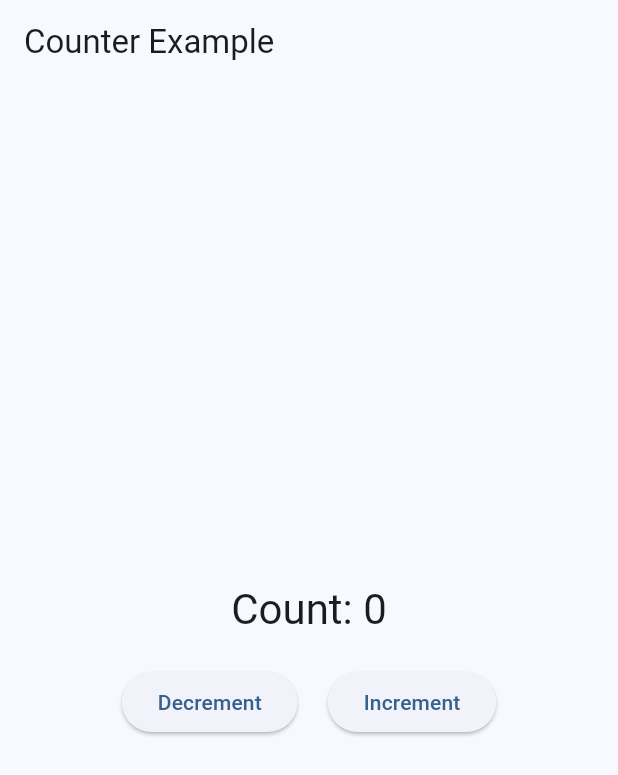
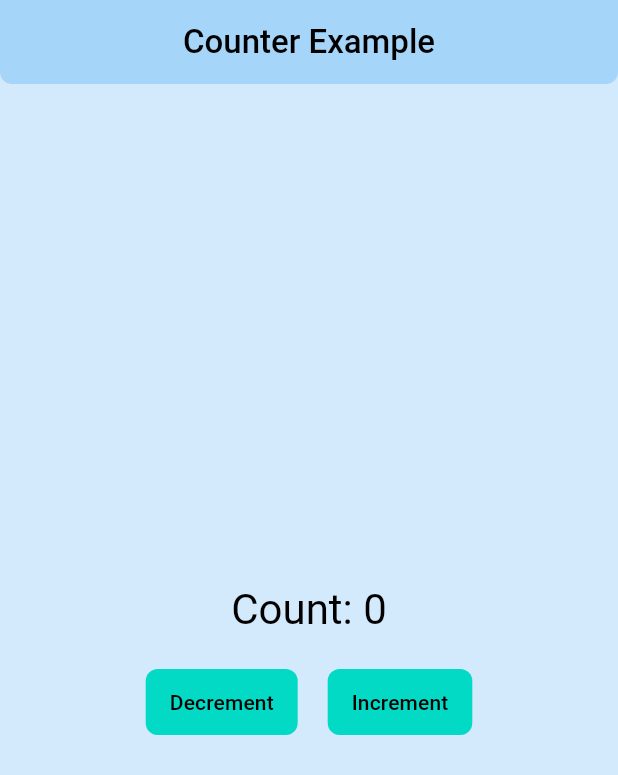
Before and after one commit to fabiobends/cribe, a Flutter app: the screen it shows after launch, on a phone screen of 412 x 824 dp. Shown: the top 775 px of the screen. Run offline on Flutter 3.47's test engine with Material 3 defaults, Android fonts, the phone set to English and light mode, and no system bars.

Commit message:
feat: add initial setup for typography and themes for light and dark mode

```diff
--- a/lib/main.dart
+++ b/lib/main.dart
@@ -2,6 +2,7 @@ import 'package:flutter/material.dart';
 import 'data/repositories/counter_repository.dart';
 import 'ui/counter/view_model/counter_view_model.dart';
 import 'ui/counter/widgets/counter_screen.dart';
+import 'ui/core/themes/app_theme.dart';
 
 void main() {
   runApp(const MyApp());
@@ -18,10 +19,8 @@ class MyApp extends StatelessWidget {
 
     return MaterialApp(
       title: 'Flutter Architecture Demo',
-      theme: ThemeData(
-        colorScheme: ColorScheme.fromSeed(seedColor: Colors.blue),
-        useMaterial3: true,
-      ),
+      theme: AppTheme.lightTheme,
+      darkTheme: AppTheme.darkTheme,
       home: CounterScreen(viewModel: counterViewModel),
     );
   }
--- /dev/null
+++ b/lib/ui/core/themes/app_colors.dart
@@ -0,0 +1,69 @@
+import 'package:flutter/material.dart';
+import 'theme_config.dart';
+import 'color_utils.dart';
+
+/// AppColors class provides a centralized place for all color definitions.
+/// To change the app's color scheme, just modify the values in ThemeConfig.
+class AppColors {
+  // Base Colors - Derived from ThemeConfig
+  static Color get basePrimary => ThemeConfig.primaryColor;
+  static Color get baseSecondary => ThemeConfig.secondaryColor;
+
+  // Light Theme Colors - Derived from base colors
+  static Color get lightPrimary => basePrimary;
+  static Color get lightOnPrimary =>
+      ColorUtils.getContrastingColor(lightPrimary);
+  static Color get lightSecondary => baseSecondary;
+  static Color get lightOnSecondary =>
+      ColorUtils.getContrastingColor(lightSecondary);
+  static Color get lightSurface => ColorUtils.lighten(basePrimary, 95);
+  static Color get lightOnSurface =>
+      ColorUtils.getContrastingColor(lightSurface);
+  static Color get lightSurfaceVariant => ColorUtils.lighten(basePrimary, 98);
+  static Color get lightOnSurfaceVariant =>
+      ColorUtils.getContrastingColor(lightSurfaceVariant);
+  static Color get lightError => ColorUtils.darken(Colors.red, 20);
+  static Color get lightOnError => Colors.white;
+
+  // Dark Theme Colors - Derived from base colors
+  static Color get darkPrimary => basePrimary.withAlpha(204); // 0.8 * 255 = 204
+  static Color get darkOnPrimary => ColorUtils.getContrastingColor(darkPrimary);
+  static Color get darkSecondary =>
+      baseSecondary.withAlpha(204); // 0.8 * 255 = 204
+  static Color get darkOnSecondary =>
+      ColorUtils.getContrastingColor(darkSecondary);
+  static Color get darkSurface => ColorUtils.darken(basePrimary, 80);
+  static Color get darkOnSurface => ColorUtils.getContrastingColor(darkSurface);
+  static Color get darkSurfaceVariant => ColorUtils.darken(basePrimary, 90);
+  static Color get darkOnSurfaceVariant =>
+      ColorUtils.getContrastingColor(darkSurfaceVariant);
+  static Color get darkError => ColorUtils.lighten(Colors.red, 20);
+  static Color get darkOnError => ColorUtils.getContrastingColor(darkError);
+
+  // Additional Colors (Common for both themes)
+  static Color get success => ColorUtils.lighten(Colors.green, 20);
+  static Color get warning => ColorUtils.lighten(Colors.orange, 20);
+  static Color get info => basePrimary.withAlpha(204); // 0.8 * 255 = 204
+
+  // Neutral Colors - Light Theme
+  static Color get lightNeutral100 => ColorUtils.lighten(basePrimary, 95);
+  static Color get lightNeutral200 => ColorUtils.lighten(basePrimary, 90);
+  static Color get lightNeutral300 => ColorUtils.lighten(basePrimary, 85);
+  static Color get lightNeutral400 => ColorUtils.lighten(basePrimary, 80);
+  static Color get lightNeutral500 => ColorUtils.lighten(basePrimary, 75);
+  static Color get lightNeutral600 => ColorUtils.lighten(basePrimary, 70);
+  static Color get lightNeutral700 => ColorUtils.lighten(basePrimary, 65);
+  static Color get lightNeutral800 => ColorUtils.lighten(basePrimary, 60);
+  static Color get lightNeutral900 => ColorUtils.lighten(basePrimary, 55);
+
+  // Neutral Colors - Dark Theme
+  static Color get darkNeutral100 => ColorUtils.darken(basePrimary, 55);
+  static Color get darkNeutral200 => ColorUtils.darken(basePrimary, 60);
+  static Color get darkNeutral300 => ColorUtils.darken(basePrimary, 65);
+  static Color get darkNeutral400 => ColorUtils.darken(basePrimary, 70);
+  static Color get darkNeutral500 => ColorUtils.darken(basePrimary, 75);
+  static Color get darkNeutral600 => ColorUtils.darken(basePrimary, 80);
+  static Color get darkNeutral700 => ColorUtils.darken(basePrimary, 85);
+  static Color get darkNeutral800 => ColorUtils.darken(basePrimary, 90);
+  static Color get darkNeutral900 => ColorUtils.darken(basePrimary, 95);
+}
--- /dev/null
+++ b/lib/ui/core/themes/app_theme.dart
@@ -0,0 +1,137 @@
+import 'package:flutter/material.dart';
+import 'app_colors.dart';
+import 'app_typography.dart';
+import 'color_utils.dart';
+import 'theme_config.dart';
+
+class AppTheme {
+  // Get the base colors
+  static Color get _basePrimary => AppColors.basePrimary;
+  static Color get _baseSecondary => AppColors.baseSecondary;
+
+  // Get theme configuration values
+  static double get _borderRadius => ThemeConfig.borderRadius;
+  static double get _elevation => ThemeConfig.elevation;
+
+  static ThemeData get lightTheme {
+    // Create a color scheme based on the base primary color
+    final colorScheme =
+        ColorUtils.createColorScheme(_basePrimary, _baseSecondary, false);
+
+    return ThemeData(
+      useMaterial3: true,
+      colorScheme: colorScheme,
+      textTheme: AppTypography.textTheme,
+      appBarTheme: AppBarTheme(
+        backgroundColor: colorScheme.surfaceBright,
+        foregroundColor: colorScheme.onSurface,
+        elevation: _elevation,
+        centerTitle: true,
+        shape: RoundedRectangleBorder(
+          borderRadius: BorderRadius.vertical(
+            bottom: Radius.circular(_borderRadius),
+          ),
+        ),
+      ),
+      elevatedButtonTheme: ElevatedButtonThemeData(
+        style: ElevatedButton.styleFrom(
+          backgroundColor: colorScheme.secondary,
+          foregroundColor: colorScheme.onSecondary,
+          padding: const EdgeInsets.symmetric(horizontal: 16, vertical: 12),
+          shape: RoundedRectangleBorder(
+            borderRadius: BorderRadius.circular(_borderRadius),
+          ),
+          elevation: _elevation,
+        ),
+      ),
+      textButtonTheme: TextButtonThemeData(
+        style: TextButton.styleFrom(
+          foregroundColor: colorScheme.secondary,
+          padding: const EdgeInsets.symmetric(horizontal: 16, vertical: 12),
+          shape: RoundedRectangleBorder(
+            borderRadius: BorderRadius.circular(_borderRadius),
+          ),
+        ),
+      ),
+      outlinedButtonTheme: OutlinedButtonThemeData(
+        style: OutlinedButton.styleFrom(
+          foregroundColor: colorScheme.secondary,
+          side: BorderSide(color: colorScheme.secondary),
+          padding: const EdgeInsets.symmetric(horizontal: 16, vertical: 12),
+          shape: RoundedRectangleBorder(
+            borderRadius: BorderRadius.circular(_borderRadius),
+          ),
+        ),
+      ),
+      cardTheme: CardTheme(
+        color: colorScheme.surfaceDim,
+        elevation: _elevation,
+        shape: RoundedRectangleBorder(
+          borderRadius: BorderRadius.circular(_borderRadius),
+        ),
+      ),
+      scaffoldBackgroundColor: colorScheme.surface,
+    );
+  }
+
+  static ThemeData get darkTheme {
+    // Create a color scheme based on the base primary color
+    final colorScheme =
+        ColorUtils.createColorScheme(_basePrimary, _baseSecondary, true);
+
+    return ThemeData(
+      useMaterial3: true,
+      colorScheme: colorScheme,
+      textTheme: AppTypography.textTheme,
+      appBarTheme: AppBarTheme(
+        backgroundColor: colorScheme.surfaceBright,
+        foregroundColor: colorScheme.onSurface,
+        elevation: _elevation,
+        centerTitle: true,
+        shape: RoundedRectangleBorder(
+          borderRadius: BorderRadius.vertical(
+            bottom: Radius.circular(_borderRadius),
+          ),
+        ),
+      ),
+      elevatedButtonTheme: ElevatedButtonThemeData(
+        style: ElevatedButton.styleFrom(
+          backgroundColor: colorScheme.secondary,
+          foregroundColor: colorScheme.onSecondary,
+          padding: const EdgeInsets.symmetric(horizontal: 16, vertical: 12),
+          shape: RoundedRectangleBorder(
+            borderRadius: BorderRadius.circular(_borderRadius),
+          ),
+          elevation: _elevation,
+        ),
+      ),
+      textButtonTheme: TextButtonThemeData(
+        style: TextButton.styleFrom(
+          foregroundColor: colorScheme.secondary,
+          padding: const EdgeInsets.symmetric(horizontal: 16, vertical: 12),
+          shape: RoundedRectangleBorder(
+            borderRadius: BorderRadius.circular(_borderRadius),
+          ),
+        ),
+      ),
+      outlinedButtonTheme: OutlinedButtonThemeData(
+        style: OutlinedButton.styleFrom(
+          foregroundColor: colorScheme.error,
+          side: BorderSide(color: colorScheme.secondary),
+          padding: const EdgeInsets.symmetric(horizontal: 16, vertical: 12),
+          shape: RoundedRectangleBorder(
+            borderRadius: BorderRadius.circular(_borderRadius),
+          ),
+        ),
+      ),
+      cardTheme: CardTheme(
+        color: colorScheme.surfaceDim,
+        elevation: _elevation,
+        shape: RoundedRectangleBorder(
+          borderRadius: BorderRadius.circular(_borderRadius),
+        ),
+      ),
+      scaffoldBackgroundColor: colorScheme.surface,
+    );
+  }
+}
--- /dev/null
+++ b/lib/ui/core/themes/app_typography.dart
@@ -0,0 +1,112 @@
+import 'package:flutter/material.dart';
+import 'theme_config.dart';
+
+/// AppTypography class provides a centralized place for all typography definitions.
+/// To change the app's font family or text styles, just modify the values in ThemeConfig.
+class AppTypography {
+  // Font Family - Derived from ThemeConfig
+  static String get fontFamily => ThemeConfig.fontFamily;
+
+  // Font Weights
+  static const FontWeight light = FontWeight.w300;
+  static const FontWeight regular = FontWeight.w400;
+  static const FontWeight medium = FontWeight.w500;
+  static const FontWeight semiBold = FontWeight.w600;
+  static const FontWeight bold = FontWeight.w700;
+
+  // Text Theme
+  static TextTheme get textTheme {
+    return TextTheme(
+      displayLarge: TextStyle(
+        fontSize: 57,
+        fontWeight: regular,
+        letterSpacing: -0.25,
+        fontFamily: fontFamily,
+      ),
+      displayMedium: TextStyle(
+        fontSize: 45,
+        fontWeight: regular,
+        letterSpacing: 0,
+        fontFamily: fontFamily,
+      ),
+      displaySmall: TextStyle(
+        fontSize: 36,
+        fontWeight: regular,
+        letterSpacing: 0,
+        fontFamily: fontFamily,
+      ),
+      headlineLarge: TextStyle(
+        fontSize: 32,
+        fontWeight: regular,
+        letterSpacing: 0,
+        fontFamily: fontFamily,
+      ),
+      headlineMedium: TextStyle(
+        fontSize: 28,
+        fontWeight: regular,
+        letterSpacing: 0,
+        fontFamily: fontFamily,
+      ),
+      headlineSmall: TextStyle(
+        fontSize: 24,
+        fontWeight: regular,
+        letterSpacing: 0,
+        fontFamily: fontFamily,
+      ),
+      titleLarge: TextStyle(
+        fontSize: 22,
+        fontWeight: medium,
+        letterSpacing: 0,
+        fontFamily: fontFamily,
+      ),
+      titleMedium: TextStyle(
+        fontSize: 16,
+        fontWeight: medium,
+        letterSpacing: 0.15,
+        fontFamily: fontFamily,
+      ),
+      titleSmall: TextStyle(
+        fontSize: 14,
+        fontWeight: medium,
+        letterSpacing: 0.1,
+        fontFamily: fontFamily,
+      ),
+      labelLarge: TextStyle(
+        fontSize: 14,
+        fontWeight: medium,
+        letterSpacing: 0.1,
+        fontFamily: fontFamily,
+      ),
+      labelMedium: TextStyle(
+        fontSize: 12,
+        fontWeight: medium,
+        letterSpacing: 0.5,
+        fontFamily: fontFamily,
+      ),
+      labelSmall: TextStyle(
+        fontSize: 11,
+        fontWeight: medium,
+        letterSpacing: 0.5,
+        fontFamily: fontFamily,
+      ),
+      bodyLarge: TextStyle(
+        fontSize: 16,
+        fontWeight: regular,
+        letterSpacing: 0.5,
+        fontFamily: fontFamily,
+      ),
+      bodyMedium: TextStyle(
+        fontSize: 14,
+        fontWeight: regular,
+        letterSpacing: 0.25,
+        fontFamily: fontFamily,
+      ),
+      bodySmall: TextStyle(
+        fontSize: 12,
+        fontWeight: regular,
+        letterSpacing: 0.4,
+        fontFamily: fontFamily,
+      ),
+    );
+  }
+}
--- /dev/null
+++ b/lib/ui/core/themes/color_utils.dart
@@ -0,0 +1,78 @@
+import 'package:flutter/material.dart';
+import 'app_colors.dart';
+
+/// Utility class for color manipulation
+class ColorUtils {
+  /// Lightens a color by a percentage (0-100)
+  static Color lighten(Color color, [int percent = 10]) {
+    assert(percent >= 0 && percent <= 100);
+    final f = 1 - percent / 100;
+    return Color.fromARGB(
+      color.alpha,
+      (color.red + ((255 - color.red) * f)).round(),
+      (color.green + ((255 - color.green) * f)).round(),
+      (color.blue + ((255 - color.blue) * f)).round(),
+    );
+  }
+
+  /// Darkens a color by a percentage (0-100)
+  static Color darken(Color color, [int percent = 10]) {
+    assert(percent >= 0 && percent <= 100);
+    final f = 1 - percent / 100;
+    return Color.fromARGB(
+      color.alpha,
+      (color.red * f).round(),
+      (color.green * f).round(),
+      (color.blue * f).round(),
+    );
+  }
+
+  /// Creates a contrasting color (black or white) based on the background color
+  static Color getContrastingColor(Color backgroundColor) {
+    // Calculate the perceptive luminance (perceived brightness)
+    // See: https://www.w3.org/TR/WCAG20-TECHS/G18.html
+    final double luminance = (0.299 * backgroundColor.red +
+            0.587 * backgroundColor.green +
+            0.114 * backgroundColor.blue) /
+        255;
+
+    return luminance > 0.5 ? Colors.black : Colors.white;
+  }
+
+  /// Creates a color scheme based on primary and secondary colors
+  static ColorScheme createColorScheme(
+      Color primaryColor, Color secondaryColor, bool isDark) {
+    if (isDark) {
+      return ColorScheme.dark(
+        primary: primaryColor,
+        onPrimary: getContrastingColor(primaryColor),
+        secondary: secondaryColor,
+        onSecondary: getContrastingColor(secondaryColor),
+        surface: darken(primaryColor, 95),
+        onSurface: getContrastingColor(darken(primaryColor, 80)),
+        // Using surface instead of background as per deprecation notice
+        surfaceDim: darken(primaryColor, 85),
+        surfaceBright: darken(primaryColor, 75),
+        onSurfaceVariant: getContrastingColor(darken(primaryColor, 90)),
+        error: Colors.red,
+        onError: Colors.white,
+        outline: lighten(primaryColor, 70),
+      );
+    } else {
+      return ColorScheme.light(
+        primary: primaryColor,
+        onPrimary: getContrastingColor(primaryColor),
+        secondary: secondaryColor,
+        onSecondary: getContrastingColor(secondaryColor),
+        surface: lighten(primaryColor, 20),
+        onSurface: getContrastingColor(lighten(primaryColor, 95)),
+        // Using surface instead of background as per deprecation notice
+        surfaceDim: lighten(primaryColor, 30),
+        surfaceBright: lighten(primaryColor, 40),
+        onSurfaceVariant: getContrastingColor(lighten(primaryColor, 98)),
+        error: Colors.red,
+        outline: darken(primaryColor, 30),
+      );
+    }
+  }
+}
--- /dev/null
+++ b/lib/ui/core/themes/theme_config.dart
@@ -0,0 +1,42 @@
+import 'package:flutter/material.dart';
+import 'app_colors.dart';
+
+/// ThemeConfig provides a simple way to change the app's theme colors.
+/// Just modify the values in this class to update the entire app's color scheme.
+class ThemeConfig {
+  // Primary brand color - Change this to update the entire theme
+  static const Color primaryColor = Color(0xFF2196F3); // Blue
+
+  // Secondary brand color - Change this to update secondary elements
+  static const Color secondaryColor = Color(0xFF03DAC6); // Teal
+
+  // Font family - Change this to update the entire app's font
+  static const String fontFamily = 'Roboto';
+
+  // Border radius - Change this to update the entire app's border radius
+  static const double borderRadius = 8.0;
+
+  // Elevation - Change this to update the entire app's elevation
+  static const double elevation = 0.0;
+
+  // Apply the configuration to the app colors
+  static void applyConfiguration() {
+    // This is a workaround to update the static const values
+    // In a real app, you would use a state management solution
+    // or a theme provider to dynamically update the theme
+    _updateAppColors();
+  }
+
+  // Private method to update the app colors
+  static void _updateAppColors() {
+    // This is a placeholder for the actual implementation
+    // In a real app, you would use a state management solution
+    // or a theme provider to dynamically update the theme
+    print('Theme configuration applied:');
+    print('Primary Color: $primaryColor');
+    print('Secondary Color: $secondaryColor');
+    print('Font Family: $fontFamily');
+    print('Border Radius: $borderRadius');
+    print('Elevation: $elevation');
+  }
+}
```
